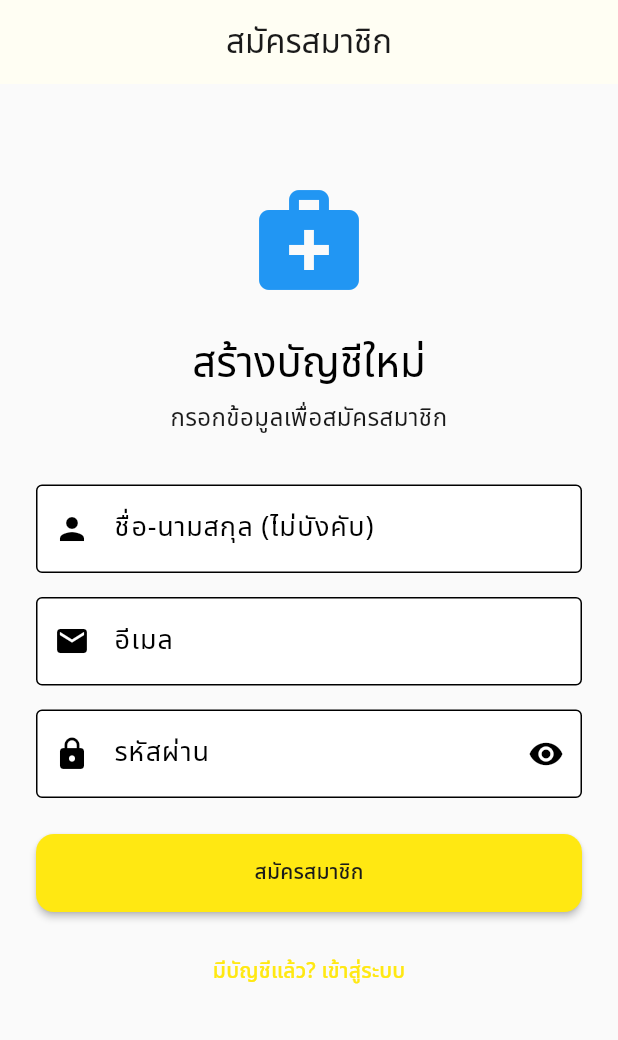
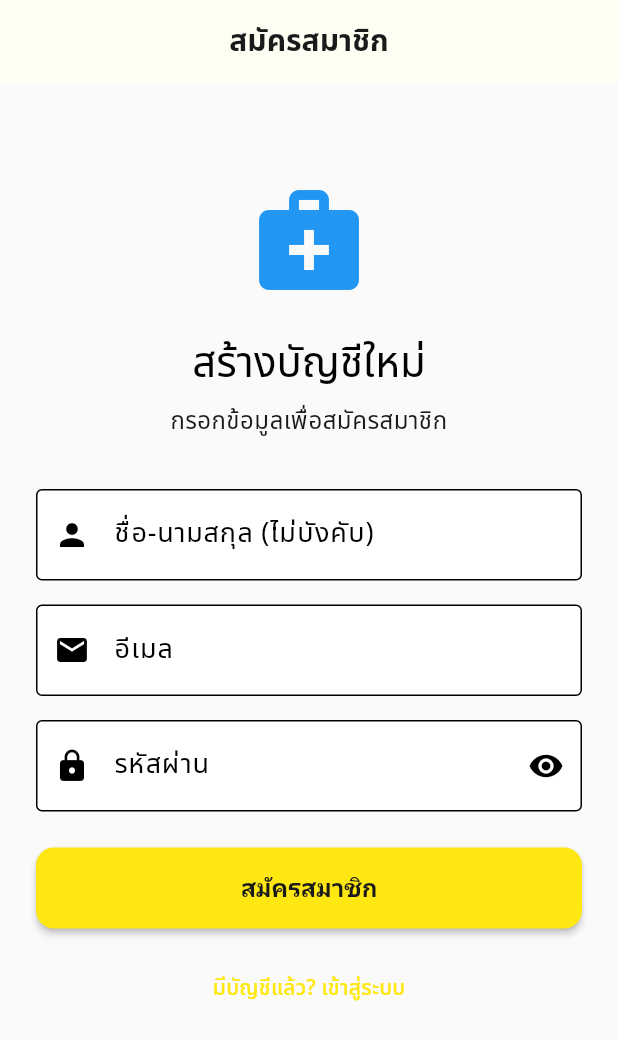
Before and after one commit to bovornv/sukai, a Flutter app: the screen it shows after launch, after a tap on "เข้าสู่ระบบ", after a tap on "ยังไม่มีบัญชี? สมัครสมาชิก", on a phone screen of 412 x 824 dp. Shown: the top 1040 px of the screen. Run offline on Flutter 3.47's test engine with Material 3 defaults, Android fonts, the phone set to English and light mode, and no system bars; our stand-ins replace dio, flutter_riverpod, go_router, riverpod, shared_preferences, supabase_flutter; accounts and stored records are empty; network calls fail.

Commit message:
Improve UI/UX and accessibility: better contrast, typography, icons, and spacing

```diff
--- a/mobile/lib/app/theme.dart
+++ b/mobile/lib/app/theme.dart
@@ -16,6 +16,11 @@ class AppTheme {
   // Primary text: dark gray / near black (not pure black for readability)
   static const Color textPrimary = Color(0xFF1A1A1A);
   static const Color textSecondary = Color(0xFF666666);
+  static const Color textTertiary = Color(0xFF999999);
+
+  // Navigation colors (high contrast)
+  static const Color navInactive = Color(0xFF999999);
+  static const Color navActive = Color(0xFF1A1A1A);
 
   // Triage level colors (Medical states)
   static Color getTriageColor(String triageLevel) {
@@ -60,40 +65,81 @@ class AppTheme {
           borderRadius: BorderRadius.circular(16),
         ),
       ),
-      textTheme: const TextTheme(
-        displayLarge: TextStyle(
+      textTheme: TextTheme(
+        displayLarge: const TextStyle(
           fontSize: 32,
           fontWeight: FontWeight.bold,
           color: textPrimary,
+          height: 1.3, // Better line height for Thai
         ),
-        displayMedium: TextStyle(
+        displayMedium: const TextStyle(
           fontSize: 24,
           fontWeight: FontWeight.bold,
           color: textPrimary,
+          height: 1.4,
         ),
-        bodyLarge: TextStyle(
+        titleLarge: const TextStyle(
+          fontSize: 20,
+          fontWeight: FontWeight.bold,
+          color: textPrimary,
+          height: 1.4,
+        ),
+        titleMedium: const TextStyle(
+          fontSize: 18,
+          fontWeight: FontWeight.w600,
+          color: textPrimary,
+          height: 1.5,
+        ),
+        bodyLarge: const TextStyle(
           fontSize: 18,
           color: textPrimary,
+          height: 1.6, // Increased for readability
         ),
-        bodyMedium: TextStyle(
+        bodyMedium: const TextStyle(
           fontSize: 16,
           color: textPrimary,
+          height: 1.6,
         ),
-        bodySmall: TextStyle(
+        bodySmall: const TextStyle(
           fontSize: 14,
           color: textSecondary,
+          height: 1.5,
+        ),
+        labelMedium: const TextStyle(
+          fontSize: 12,
+          color: textTertiary,
+          height: 1.4,
         ),
       ),
       elevatedButtonTheme: ElevatedButtonThemeData(
         style: ElevatedButton.styleFrom(
           backgroundColor: primaryYellow,
           foregroundColor: textPrimary,
-          padding: const EdgeInsets.symmetric(horizontal: 24, vertical: 12),
+          padding: const EdgeInsets.symmetric(horizontal: 24, vertical: 14), // More padding
           shape: RoundedRectangleBorder(
             borderRadius: BorderRadius.circular(12),
           ),
           elevation: 2,
+          textStyle: const TextStyle(
+            fontSize: 16,
+            fontWeight: FontWeight.w600, // Medium-bold for better readability
+          ),
         ),
+      ),
+      bottomNavigationBarTheme: BottomNavigationBarThemeData(
+        backgroundColor: cardBackground,
+        selectedItemColor: navActive,
+        unselectedItemColor: navInactive,
+        selectedLabelStyle: const TextStyle(
+          fontSize: 12,
+          fontWeight: FontWeight.w600,
+        ),
+        unselectedLabelStyle: const TextStyle(
+          fontSize: 12,
+          fontWeight: FontWeight.normal,
+        ),
+        type: BottomNavigationBarType.fixed,
+        elevation: 8,
       ),
       inputDecorationTheme: InputDecorationTheme(
         filled: true,
```
Also changed, not shown: mobile/lib/features/profile/pages/profile_page.dart (+91 -28 lines).
